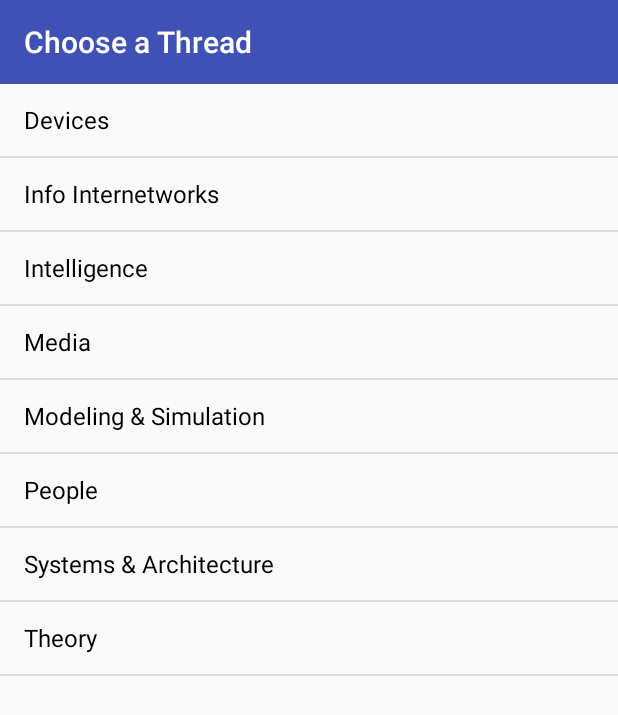
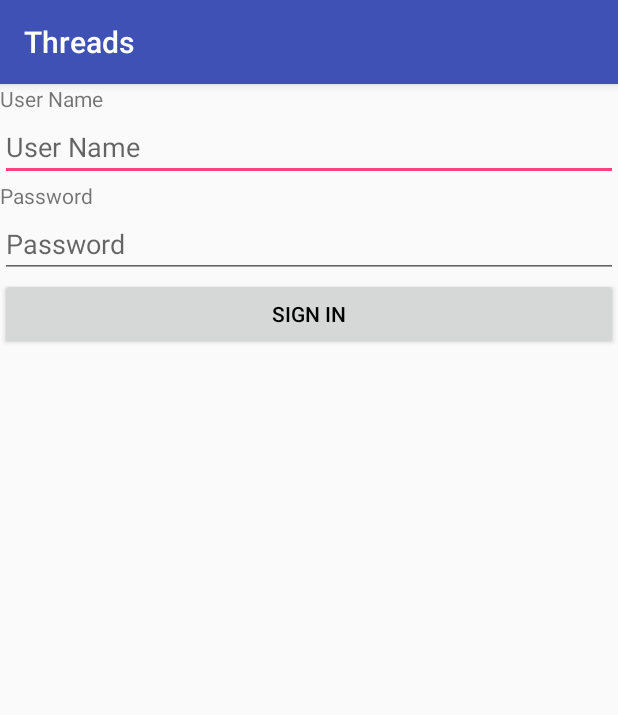
Before and after one commit to git-mad/threads, an Android app: the screen it shows after launch (MainActivity before the commit, LinearLayoutLogin after it), on a phone screen of 412 x 824 dp. Shown: the top 715 px of the screen. Run offline under Robolectric (Android 15) with nearby library versions, the phone set to English and light mode, and no system bars.

Commit message:
Finished both activities. Have to check a few more things.

```diff
--- a/app/src/main/java/edu/gatech/gtorg/gitmad/threads/activity/LinearLayoutLogin.java
+++ b/app/src/main/java/edu/gatech/gtorg/gitmad/threads/activity/LinearLayoutLogin.java
@@ -1,15 +1,49 @@
 package edu.gatech.gtorg.gitmad.threads.activity;
 
+import android.content.Context;
+import android.content.Intent;
 import android.support.v7.app.AppCompatActivity;
 import android.os.Bundle;
+import android.view.View;
+import android.widget.Button;
 
 import edu.gatech.gtorg.gitmad.threads.R;
 
 public class LinearLayoutLogin extends AppCompatActivity {
 
+    private static boolean loggedIn = false;
+    Button signInBtn;
+
     @Override
     protected void onCreate(Bundle savedInstanceState) {
         super.onCreate(savedInstanceState);
         setContentView(R.layout.activity_linear_layout_login);
+        signInBtn = ((Button) findViewById(R.id.btn_lin_sign_in));
+
+        signInBtn.setOnClickListener(new View.OnClickListener() {
+            @Override
+            public void onClick(View v) {
+                startMainActivity();
+                setLoggedIn(true);
+                finish();
+            }
+        });
+    }
+
+    public void startMainActivity(){
+        Intent intent = new Intent(this, MainActivity.class);
+        startActivity(intent);
+    }
+
+    public void setLoggedIn(boolean val){
+        loggedIn = val;
+    }
+
+    public static boolean isLoggedIn(){
+        return loggedIn;
+    }
+    public static void startLinearLayoutActivity(Context context){
+        Intent intent = new Intent(context, LinearLayoutLogin.class);
+        context.startActivity(intent);
     }
 }
--- a/app/src/main/java/edu/gatech/gtorg/gitmad/threads/activity/MainActivity.java
+++ b/app/src/main/java/edu/gatech/gtorg/gitmad/threads/activity/MainActivity.java
@@ -21,7 +21,6 @@ public class MainActivity extends AppCompatActivity implements ThreadsListFragme
 
     private static final String TAG_THREADS_LIST_FRAGMENT = "threads list fragment in main activity tag";
 
-
     private String[] threadDetailsStrings;
 
     private ThreadDetailsFragment threadDetailsFragment;
@@ -32,6 +31,16 @@ public class MainActivity extends AppCompatActivity implements ThreadsListFragme
 
         setContentView(R.layout.activity_main);
 
+
+        //Code to start the Linear Layout Login
+        if(!LinearLayoutLogin.isLoggedIn()){
+            LinearLayoutLogin.startLinearLayoutActivity(this);
+        }
+
+        //Code to start the Constraint Layout Login
+//        if(!ConstraintLayoutLogin.isLoggedIn()){
+//            ConstraintLayoutLogin.startActivity(this);
+//        }
         initializeToolbar();
 
         if (isScreenLandscape()) {
--- a/app/src/main/res/layout/activity_linear_layout_login.xml
+++ b/app/src/main/res/layout/activity_linear_layout_login.xml
@@ -9,10 +9,10 @@
 
 
     <TextView
-        android:text="TextView"
+        android:text="@string/layout_login_username"
         android:layout_width="wrap_content"
         android:layout_height="wrap_content"
-        android:id="@+id/textView4"
+        android:id="@+id/txt_view_lin_username"
         />
 
     <EditText
@@ -21,13 +21,13 @@
         android:inputType="textPersonName"
         android:ems="10"
         android:id="@+id/edit_txt_lin_user_name"
-        android:hint="User Name" />
+        android:hint="@string/layout_login_username" />
 
     <TextView
-        android:text="TextView"
+        android:text="@string/layout_login_password"
         android:layout_width="match_parent"
         android:layout_height="wrap_content"
-        android:id="@+id/textView5" />
+        android:id="@+id/txt_view_lin_password" />
 
     <EditText
         android:layout_width="match_parent"
@@ -35,12 +35,12 @@
         android:inputType="textPassword"
         android:ems="10"
         android:id="@+id/edit_txt_lin_password"
-        android:hint="Password" />
+        android:hint="@string/layout_login_password" />
 
     <Button
-        android:text="Sign In"
+        android:text="@string/layout_button_signin"
         android:layout_width="match_parent"
         android:layout_height="wrap_content"
-        android:id="@+id/lin_sign_in_btn" />
+        android:id="@+id/btn_lin_sign_in" />
 
 </LinearLayout>
--- a/app/src/main/res/values/strings.xml
+++ b/app/src/main/res/values/strings.xml
@@ -7,5 +7,7 @@
     <string name="title_activity_thread_details">ThreadDetailsActivity</string>
     <string name="action_settings">Settings</string>
     <string name="choose_a_thread">Choose a Thread</string>
-
+    <string name="layout_login_username">User Name</string>
+    <string name="layout_login_password">Password</string>
+    <string name="layout_button_signin">Sign In</string>
 </resources>
```
Also changed, not shown: app/src/main/java/edu/gatech/gtorg/gitmad/threads/activity/ConstraintLayoutLogin.java (+39 -0 lines), app/src/main/res/layout/activity_constraint_layout_login.xml (+5 -5 lines).
